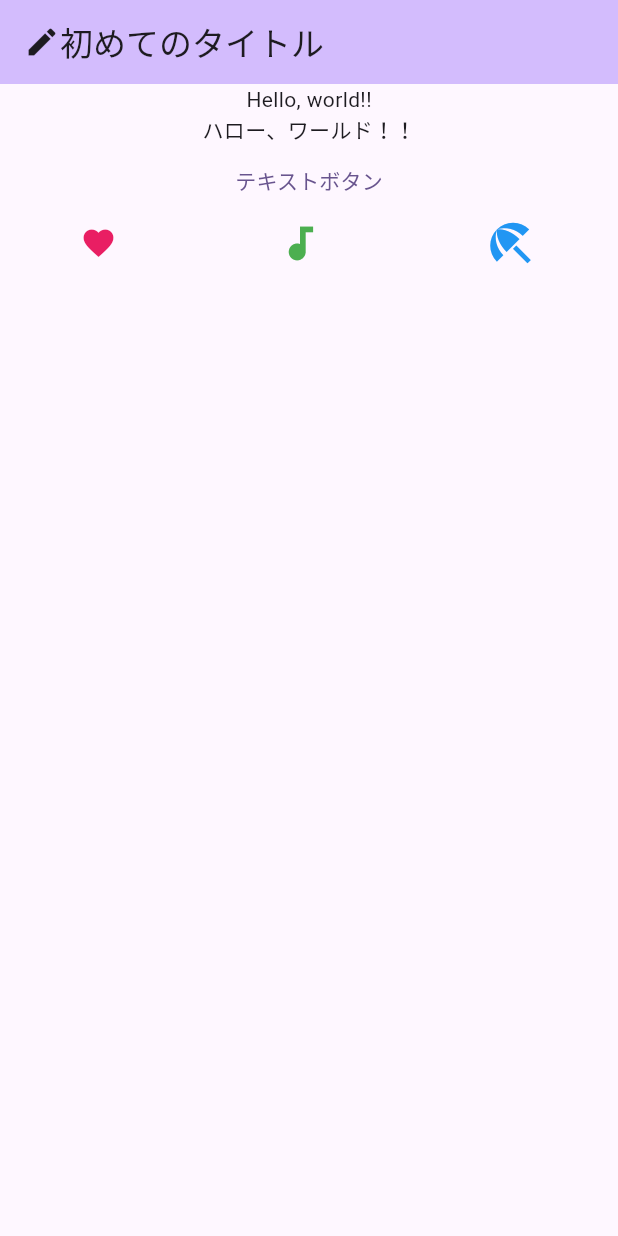
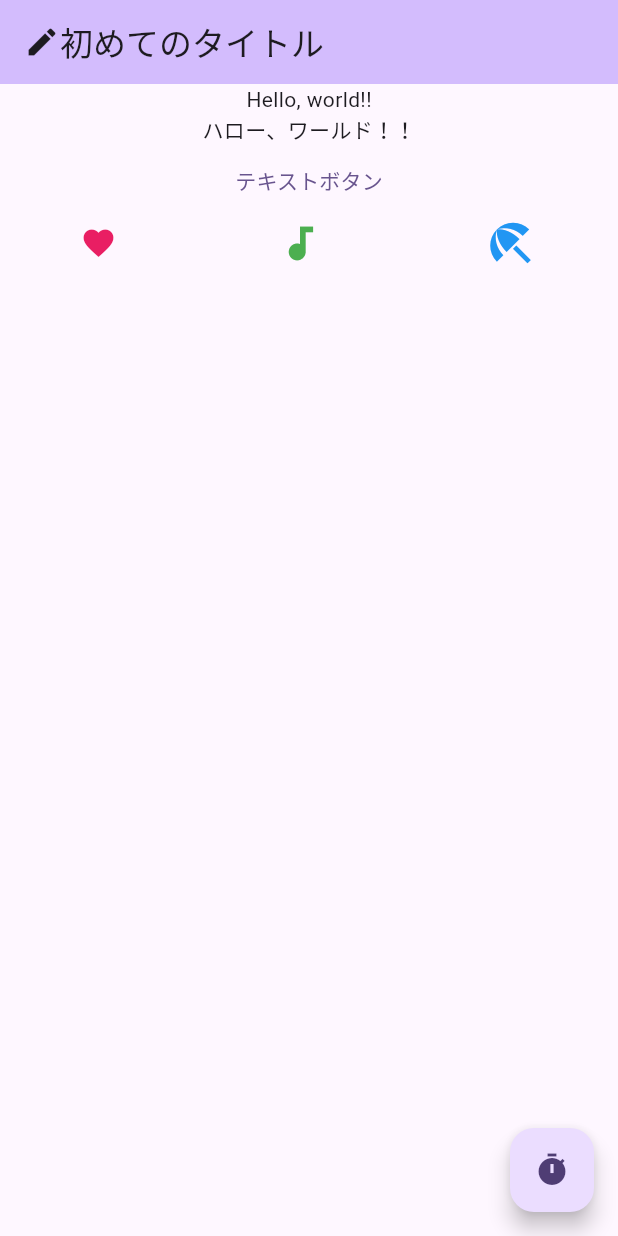
Before and after one commit to nikukyugamer/ugokashite-flutter, a Flutter app: the screen it shows after launch, on a phone screen of 412 x 824 dp. Run offline on Flutter 3.47's test engine with Material 2 defaults, Android fonts, the phone set to English and light mode, and no system bars.

Commit message:
feat/add floating action button (#16)
* "タイトルを変更"

* "FloatingActionButtonを追加"

```diff
--- a/lib/main.dart
+++ b/lib/main.dart
@@ -67,6 +67,8 @@
               ),
             ],
           )
-        ]));
+        ]),
+        floatingActionButton: FloatingActionButton(
+            onPressed: () => {print("押したね？")}, child: const Icon(Icons.timer)));
   }
 }
```
